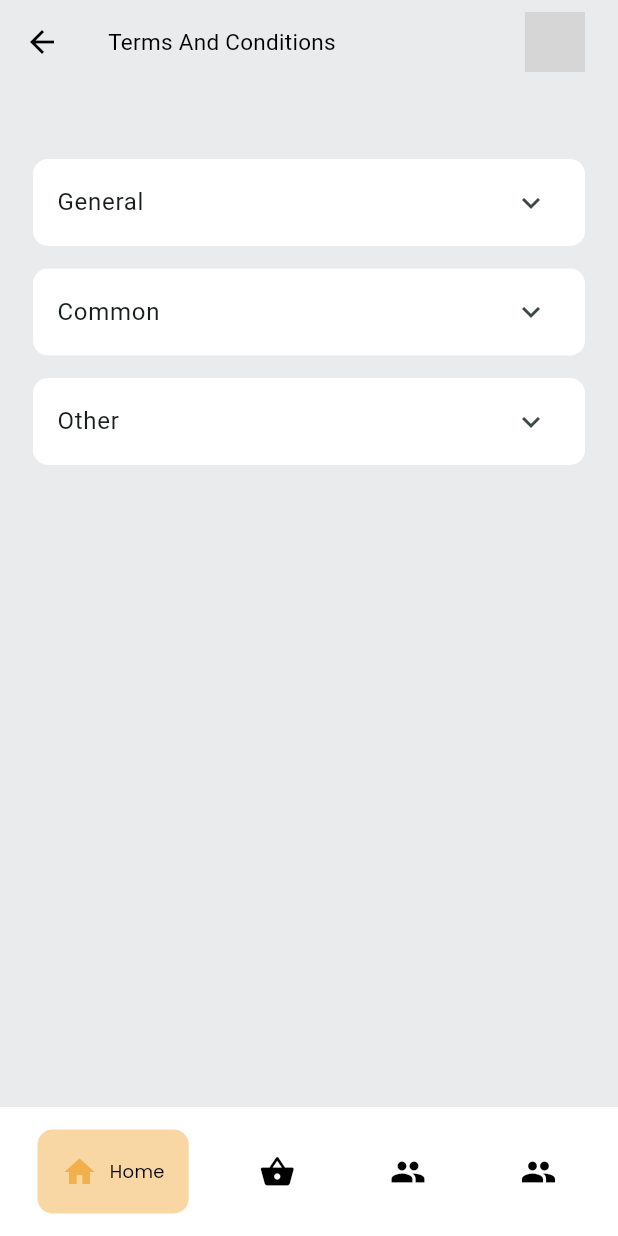
After one commit to CODE-FUSION-TECHNOLOGY-PTE-LTD/jacktree_mobile, a Flutter app: the ListDrawerWidget screen opened directly, scrolled down 216 dp, after a tap on "Terms And Condition", on a phone screen of 412 x 824 dp. The commit adds this screen. Run offline on Flutter 3.47's test engine with Material 3 defaults, Android fonts, the phone set to English and light mode, and no system bars; drawn by our look-alikes of google_nav_bar; our stand-ins replace flutter_rating_bar, flutter_riverpod, flutter_svg, google_fonts; missing offline and left inert: dart:html; grey boxes are pictures that could not be loaded.

Commit message:
Tearm&Condition-Done

```diff
--- a/lib/features/home/widget/list_drawe_widget.dart
+++ b/lib/features/home/widget/list_drawe_widget.dart
@@ -1,8 +1,11 @@
+import 'dart:html';
+
 import 'package:flutter/material.dart';
 import 'package:flutter/widgets.dart';
 import 'package:flutter_riverpod/flutter_riverpod.dart';
 import 'package:google_nav_bar/google_nav_bar.dart';
 import 'package:jack_tree_app/features/home/screens/home_main_screen.dart';
+import 'package:jack_tree_app/features/terms_and_condition/screens/terms_and_condition_screen.dart';
 
 class ListDrawerWidget extends ConsumerStatefulWidget {
   const ListDrawerWidget({super.key});
@@ -237,6 +240,15 @@ class _ListDrawerWidgetState extends ConsumerState<ListDrawerWidget> {
                     ),
                     Divider(), // Add a Divider after the seventh ListTile
                     ListTile(
+                      leading: const Icon(Icons.rule_sharp),
+                      title: const Text('Terms And Condition'),
+                      onTap: () {
+                        Navigator.of(context).push(MaterialPageRoute(
+                            builder: (ctx) => TearmsAndConditionScreen()));
+                      },
+                    ),
+                    Divider(), // Add a Divider after the seventh ListTile
+                    ListTile(
                       leading: const Icon(Icons.logout_rounded),
                       title: const Text('Sign Out'),
                       onTap: () {},
--- /dev/null
+++ b/lib/features/terms_and_condition/screens/terms_and_condition_screen.dart
@@ -0,0 +1,199 @@
+import 'package:flutter/material.dart';
+import 'package:flutter_riverpod/flutter_riverpod.dart';
+import 'package:google_nav_bar/google_nav_bar.dart';
+import 'package:jack_tree_app/features/home/widget/list_drawe_widget.dart';
+
+class TearmsAndConditionScreen extends ConsumerStatefulWidget {
+  const TearmsAndConditionScreen({super.key});
+
+  @override
+  ConsumerState<ConsumerStatefulWidget> createState() =>
+      _TearmsAndConditionScreenState();
+}
+
+class _TearmsAndConditionScreenState
+    extends ConsumerState<TearmsAndConditionScreen> {
+  @override
+  Widget build(BuildContext context) {
+    return Scaffold(
+      backgroundColor: const Color(0xFFEAEBED),
+      bottomNavigationBar: Container(
+        color: Colors.white,
+        child: Padding(
+          padding: const EdgeInsets.symmetric(horizontal: 25, vertical: 15),
+          child: GNav(
+              backgroundColor: Colors.white,
+              color: Colors.black,
+              activeColor: Theme.of(context).colorScheme.secondary,
+              curve: Curves.linearToEaseOut,
+              tabBorderRadius: 10,
+              tabBackgroundColor:
+                  Theme.of(context).colorScheme.secondary.withOpacity(0.5),
+              gap: 8,
+              padding: EdgeInsets.all(16),
+              textStyle: TextStyle(
+                  color:
+                      Colors.black), // the tab button gap between icon and text
+
+              tabs: [
+                GButton(
+                  icon: Icons.home,
+                  text: 'Home',
+                ),
+                GButton(
+                  icon: Icons.shopping_basket,
+                  text: 'Cart',
+                ),
+                GButton(
+                  icon: Icons.people,
+                  text: 'About Us',
+                ),
+                GButton(
+                  icon: Icons.people,
+                  text: 'Profile',
+                )
+              ]),
+        ),
+      ),
+      appBar: AppBar(
+        title: Text(
+          'Terms And Conditions',
+          style: Theme.of(context).textTheme.headlineLarge,
+        ),
+        actions: [
+          Padding(
+            padding: const EdgeInsets.fromLTRB(8, 8, 22, 8),
+            child: GestureDetector(
+              onTap: () {
+                Navigator.of(context).push(MaterialPageRoute(
+                    builder: (context) => ListDrawerWidget()));
+              },
+              onTapCancel: () {
+                print('Profile list drawer cancelled');
+              },
+              child: Container(
+                width: 40,
+                height: 40,
+                decoration: BoxDecoration(
+                  color: Colors.white.withOpacity(0.5),
+                  borderRadius: BorderRadius.circular(5),
+                ),
+                child: ClipRRect(
+                  borderRadius: BorderRadius.circular(5),
+                  child: Image.asset(
+                    'assets/profile.avif',
+                    fit: BoxFit.cover,
+                  ),
+                ),
+              ),
+            ),
+          ),
+        ],
+        iconTheme: IconThemeData(color: Colors.black),
+      ),
+      body: SingleChildScrollView(
+        child: Padding(
+          padding: const EdgeInsets.fromLTRB(22, 50, 22, 5),
+          child: Column(
+            children: [
+              Container(
+                decoration: BoxDecoration(
+                  borderRadius: BorderRadius.circular(20),
+                ),
+                height: MediaQuery.of(context).size.height,
+                width: double.infinity,
+                child: SizedBox(
+                  width: MediaQuery.of(context).size.width * 0.5,
+                  height: MediaQuery.of(context).size.height * 0.23,
+                  child: Column(
+                    crossAxisAlignment: CrossAxisAlignment.start,
+                    children: [
+                      Container(
+                        width: MediaQuery.of(context).size.width,
+                        decoration: BoxDecoration(
+                            borderRadius: BorderRadius.circular(10),
+                            color: Colors.white),
+                        child: ExpansionTile(
+                          shape: RoundedRectangleBorder(
+                            borderRadius: BorderRadius.circular(10),
+                          ),
+                          textColor: Colors.black,
+                          backgroundColor: Colors.white,
+                          initiallyExpanded: false,
+                          title: Text('General'),
+                          children: [
+                            Padding(
+                              padding: const EdgeInsets.all(16.0),
+                              child: Text(
+                                'content',
+                                style: const TextStyle(color: Colors.black),
+                              ),
+                            ),
+                          ],
+                        ),
+                      ),
+                      const SizedBox(
+                        height: 15,
+                      ),
+                      Container(
+                        width: MediaQuery.of(context).size.width,
+                        decoration: BoxDecoration(
+                            borderRadius: BorderRadius.circular(10),
+                            color: Colors.white),
+                        child: ExpansionTile(
+                          shape: RoundedRectangleBorder(
+                            borderRadius: BorderRadius.circular(10),
+                          ),
+                          textColor: Colors.black,
+                          backgroundColor: Colors.white,
+                          initiallyExpanded: false,
+                          title: Text('Common'),
+                          children: [
+                            Padding(
+                              padding: const EdgeInsets.all(16.0),
+                              child: Text(
+                                'content',
+                                style: const TextStyle(color: Colors.black),
+                              ),
+                            ),
+                          ],
+                        ),
+                      ),
+                      const SizedBox(
+                        height: 15,
+                      ),
+                      Container(
+                        width: MediaQuery.of(context).size.width,
+                        decoration: BoxDecoration(
+                            borderRadius: BorderRadius.circular(10),
+                            color: Colors.white),
+                        child: ExpansionTile(
+                          shape: RoundedRectangleBorder(
+                            borderRadius: BorderRadius.circular(10),
+                          ),
+                          textColor: Colors.black,
+                          backgroundColor: Colors.white,
+                          initiallyExpanded: false,
+                          title: Text('Other'),
+                          children: [
+                            Padding(
+                              padding: const EdgeInsets.all(16.0),
+                              child: Text(
+                                'content',
+                                style: const TextStyle(color: Colors.black),
+                              ),
+                            ),
+                          ],
+                        ),
+                      ),
+                    ],
+                  ),
+                ),
+              ),
+            ],
+          ),
+        ),
+      ),
+    );
+  }
+}
```
